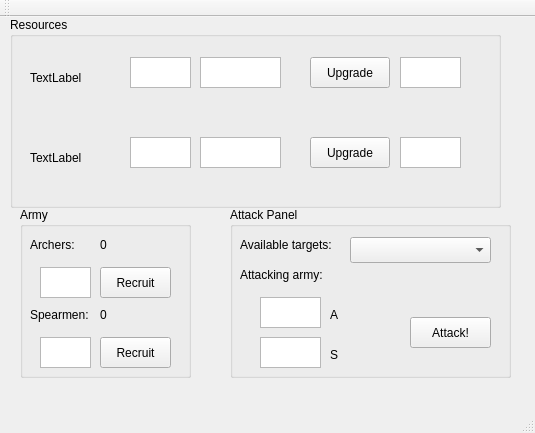
miepsik/Village, file client/mainwindow.ui: the form before one commit.
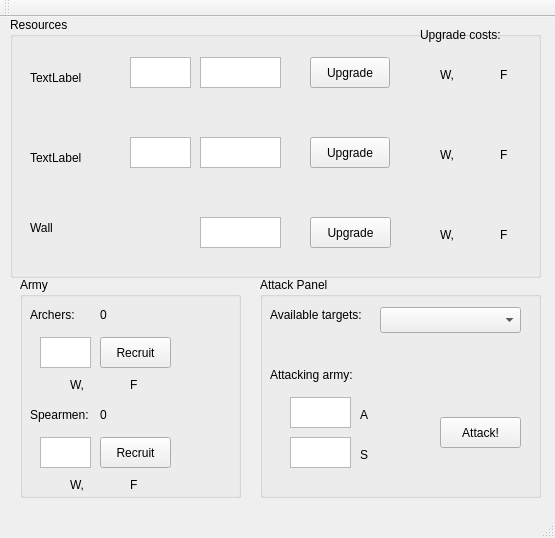
The form after the commit.

Commit message: added wall management in gui

Diff of the .ui file:
```diff
--- a/client/mainwindow.ui
+++ b/client/mainwindow.ui
@@ -6,8 +6,8 @@
    <rect>
     <x>0</x>
     <y>0</y>
-    <width>535</width>
-    <height>433</height>
+    <width>555</width>
+    <height>538</height>
    </rect>
   </property>
   <property name="windowTitle">
@@ -19,8 +19,8 @@
      <rect>
       <x>10</x>
       <y>0</y>
-      <width>491</width>
-      <height>191</height>
+      <width>531</width>
+      <height>261</height>
      </rect>
     </property>
     <property name="title">
@@ -55,32 +55,6 @@
       <string>Upgrade</string>
      </property>
     </widget>
-    <widget class="QTextEdit" name="woodCost">
-     <property name="geometry">
-      <rect>
-       <x>390</x>
-       <y>40</y>
-       <width>61</width>
-       <height>31</height>
-      </rect>
-     </property>
-     <property name="readOnly">
-      <bool>true</bool>
-     </property>
-    </widget>
-    <widget class="QTextEdit" name="foodCost">
-     <property name="geometry">
-      <rect>
-       <x>390</x>
-       <y>120</y>
-       <width>61</width>
-       <height>31</height>
-      </rect>
-     </property>
-     <property name="readOnly">
-      <bool>true</bool>
-     </property>
-    </widget>
     <widget class="QTextEdit" name="woodSpeed">
      <property name="geometry">
       <rect>
@@ -159,14 +133,222 @@
       <string>TextLabel</string>
      </property>
     </widget>
+    <widget class="QLabel" name="upgrade_label">
+     <property name="geometry">
+      <rect>
+       <x>410</x>
+       <y>10</y>
+       <width>101</width>
+       <height>16</height>
+      </rect>
+     </property>
+     <property name="text">
+      <string>Upgrade costs:</string>
+     </property>
+    </widget>
+    <widget class="QLabel" name="wood_wcost">
+     <property name="geometry">
+      <rect>
+       <x>390</x>
+       <y>50</y>
+       <width>31</width>
+       <height>16</height>
+      </rect>
+     </property>
+     <property name="text">
+      <string/>
+     </property>
+    </widget>
+    <widget class="QLabel" name="food_wcost">
+     <property name="geometry">
+      <rect>
+       <x>390</x>
+       <y>130</y>
+       <width>31</width>
+       <height>16</height>
+      </rect>
+     </property>
+     <property name="text">
+      <string/>
+     </property>
+    </widget>
+    <widget class="QLabel" name="wood_wl">
+     <property name="geometry">
+      <rect>
+       <x>430</x>
+       <y>50</y>
+       <width>21</width>
+       <height>16</height>
+      </rect>
+     </property>
+     <property name="text">
+      <string>W,</string>
+     </property>
+    </widget>
+    <widget class="QLabel" name="food_wl">
+     <property name="geometry">
+      <rect>
+       <x>430</x>
+       <y>130</y>
+       <width>21</width>
+       <height>16</height>
+      </rect>
+     </property>
+     <property name="text">
+      <string>W,</string>
+     </property>
+    </widget>
+    <widget class="QLabel" name="wood_fcost">
+     <property name="geometry">
+      <rect>
+       <x>450</x>
+       <y>50</y>
+       <width>31</width>
+       <height>16</height>
+      </rect>
+     </property>
+     <property name="text">
+      <string/>
+     </property>
+    </widget>
+    <widget class="QLabel" name="food_fcost">
+     <property name="geometry">
+      <rect>
+       <x>450</x>
+       <y>130</y>
+       <width>31</width>
+       <height>16</height>
+      </rect>
+     </property>
+     <property name="text">
+      <string/>
+     </property>
+    </widget>
+    <widget class="QLabel" name="wood_fl">
+     <property name="geometry">
+      <rect>
+       <x>490</x>
+       <y>50</y>
+       <width>21</width>
+       <height>16</height>
+      </rect>
+     </property>
+     <property name="text">
+      <string>F</string>
+     </property>
+    </widget>
+    <widget class="QLabel" name="food_fl">
+     <property name="geometry">
+      <rect>
+       <x>490</x>
+       <y>130</y>
+       <width>21</width>
+       <height>16</height>
+      </rect>
+     </property>
+     <property name="text">
+      <string>F</string>
+     </property>
+    </widget>
+    <widget class="QLabel" name="wallIcon">
+     <property name="geometry">
+      <rect>
+       <x>20</x>
+       <y>180</y>
+       <width>61</width>
+       <height>61</height>
+      </rect>
+     </property>
+     <property name="text">
+      <string>Wall</string>
+     </property>
+    </widget>
+    <widget class="QPushButton" name="wallUpgrade">
+     <property name="geometry">
+      <rect>
+       <x>300</x>
+       <y>200</y>
+       <width>81</width>
+       <height>31</height>
+      </rect>
+     </property>
+     <property name="text">
+      <string>Upgrade</string>
+     </property>
+    </widget>
+    <widget class="QLabel" name="wall_wcost">
+     <property name="geometry">
+      <rect>
+       <x>390</x>
+       <y>210</y>
+       <width>31</width>
+       <height>16</height>
+      </rect>
+     </property>
+     <property name="text">
+      <string/>
+     </property>
+    </widget>
+    <widget class="QLabel" name="wall_wl">
+     <property name="geometry">
+      <rect>
+       <x>430</x>
+       <y>210</y>
+       <width>21</width>
+       <height>16</height>
+      </rect>
+     </property>
+     <property name="text">
+      <string>W,</string>
+     </property>
+    </widget>
+    <widget class="QLabel" name="wall_fcost">
+     <property name="geometry">
+      <rect>
+       <x>450</x>
+       <y>210</y>
+       <width>31</width>
+       <height>16</height>
+      </rect>
+     </property>
+     <property name="text">
+      <string/>
+     </property>
+    </widget>
+    <widget class="QLabel" name="wall_fl">
+     <property name="geometry">
+      <rect>
+       <x>490</x>
+       <y>210</y>
+       <width>21</width>
+       <height>16</height>
+      </rect>
+     </property>
+     <property name="text">
+      <string>F</string>
+     </property>
+    </widget>
+    <widget class="QTextEdit" name="wallLvl">
+     <property name="geometry">
+      <rect>
+       <x>190</x>
+       <y>200</y>
+       <width>81</width>
+       <height>31</height>
+      </rect>
+     </property>
+     <property name="readOnly">
+      <bool>true</bool>
+     </property>
+    </widget>
    </widget>
    <widget class="QGroupBox" name="armyBox">
     <property name="geometry">
      <rect>
       <x>20</x>
-      <y>190</y>
-      <width>171</width>
-      <height>171</height>
+      <y>260</y>
+      <width>221</width>
+      <height>221</height>
      </rect>
     </property>
     <property name="title">
@@ -228,7 +410,7 @@
      <property name="geometry">
       <rect>
        <x>10</x>
-       <y>100</y>
+       <y>130</y>
        <width>71</width>
        <height>16</height>
       </rect>
@@ -241,7 +423,7 @@
      <property name="geometry">
       <rect>
        <x>20</x>
-       <y>130</y>
+       <y>160</y>
        <width>51</width>
        <height>31</height>
       </rect>
@@ -251,7 +433,7 @@
      <property name="geometry">
       <rect>
        <x>80</x>
-       <y>130</y>
+       <y>160</y>
        <width>71</width>
        <height>31</height>
       </rect>
@@ -264,7 +446,7 @@
      <property name="geometry">
       <rect>
        <x>80</x>
-       <y>100</y>
+       <y>130</y>
        <width>58</width>
        <height>16</height>
       </rect>
@@ -273,14 +455,118 @@
       <string>0</string>
      </property>
     </widget>
+    <widget class="QLabel" name="archer_wcost">
+     <property name="geometry">
+      <rect>
+       <x>10</x>
+       <y>100</y>
+       <width>31</width>
+       <height>16</height>
+      </rect>
+     </property>
+     <property name="text">
+      <string/>
+     </property>
+    </widget>
+    <widget class="QLabel" name="archer_wl">
+     <property name="geometry">
+      <rect>
+       <x>50</x>
+       <y>100</y>
+       <width>16</width>
+       <height>16</height>
+      </rect>
+     </property>
+     <property name="text">
+      <string>W,</string>
+     </property>
+    </widget>
+    <widget class="QLabel" name="archer_fcost">
+     <property name="geometry">
+      <rect>
+       <x>70</x>
+       <y>100</y>
+       <width>31</width>
+       <height>16</height>
+      </rect>
+     </property>
+     <property name="text">
+      <string/>
+     </property>
+    </widget>
+    <widget class="QLabel" name="archer_fl">
+     <property name="geometry">
+      <rect>
+       <x>110</x>
+       <y>100</y>
+       <width>21</width>
+       <height>16</height>
+      </rect>
+     </property>
+     <property name="text">
+      <string>F</string>
+     </property>
+    </widget>
+    <widget class="QLabel" name="spear_wcost">
+     <property name="geometry">
+      <rect>
+       <x>10</x>
+       <y>200</y>
+       <width>31</width>
+       <height>16</height>
+      </rect>
+     </property>
+     <property name="text">
+      <string/>
+     </property>
+    </widget>
+    <widget class="QLabel" name="spear_wl">
+     <property name="geometry">
+      <rect>
+       <x>50</x>
+       <y>200</y>
+       <width>16</width>
+       <height>16</height>
+      </rect>
+     </property>
+     <property name="text">
+      <string>W,</string>
+     </property>
+    </widget>
+    <widget class="QLabel" name="spear_fcost">
+     <property name="geometry">
+      <rect>
+       <x>70</x>
+       <y>200</y>
+       <width>31</width>
+       <height>16</height>
+      </rect>
+     </property>
+     <property name="text">
+      <string/>
+     </property>
+    </widget>
+    <widget class="QLabel" name="spear_fl">
+     <property name="geometry">
+      <rect>
+       <x>110</x>
+       <y>200</y>
+       <width>16</width>
+       <height>16</height>
+      </rect>
+     </property>
+     <property name="text">
+      <string>F</string>
+     </property>
+    </widget>
    </widget>
    <widget class="QGroupBox" name="groupBox">
     <property name="geometry">
      <rect>
-      <x>230</x>
-      <y>190</y>
+      <x>260</x>
+      <y>260</y>
       <width>281</width>
-      <height>171</height>
+      <height>221</height>
      </rect>
     </property>
     <property name="title">
@@ -290,7 +576,7 @@
      <property name="geometry">
       <rect>
        <x>180</x>
-       <y>110</y>
+       <y>140</y>
        <width>81</width>
        <height>31</height>
       </rect>
@@ -319,7 +605,7 @@
      <property name="geometry">
       <rect>
        <x>10</x>
-       <y>60</y>
+       <y>90</y>
        <width>101</width>
        <height>16</height>
       </rect>
@@ -345,7 +631,7 @@
      <property name="geometry">
       <rect>
        <x>30</x>
-       <y>90</y>
+       <y>120</y>
        <width>61</width>
        <height>31</height>
       </rect>
@@ -355,7 +641,7 @@
      <property name="geometry">
       <rect>
        <x>30</x>
-       <y>130</y>
+       <y>160</y>
        <width>61</width>
        <height>31</height>
       </rect>
@@ -365,7 +651,7 @@
      <property name="geometry">
       <rect>
        <x>100</x>
-       <y>100</y>
+       <y>130</y>
        <width>58</width>
        <height>16</height>
       </rect>
@@ -378,7 +664,7 @@
      <property name="geometry">
       <rect>
        <x>100</x>
-       <y>140</y>
+       <y>170</y>
        <width>58</width>
        <height>16</height>
       </rect>
```
Left out of the diff: 6 changed lines with no effect on the pictures. The commit also changes 2 other files.
